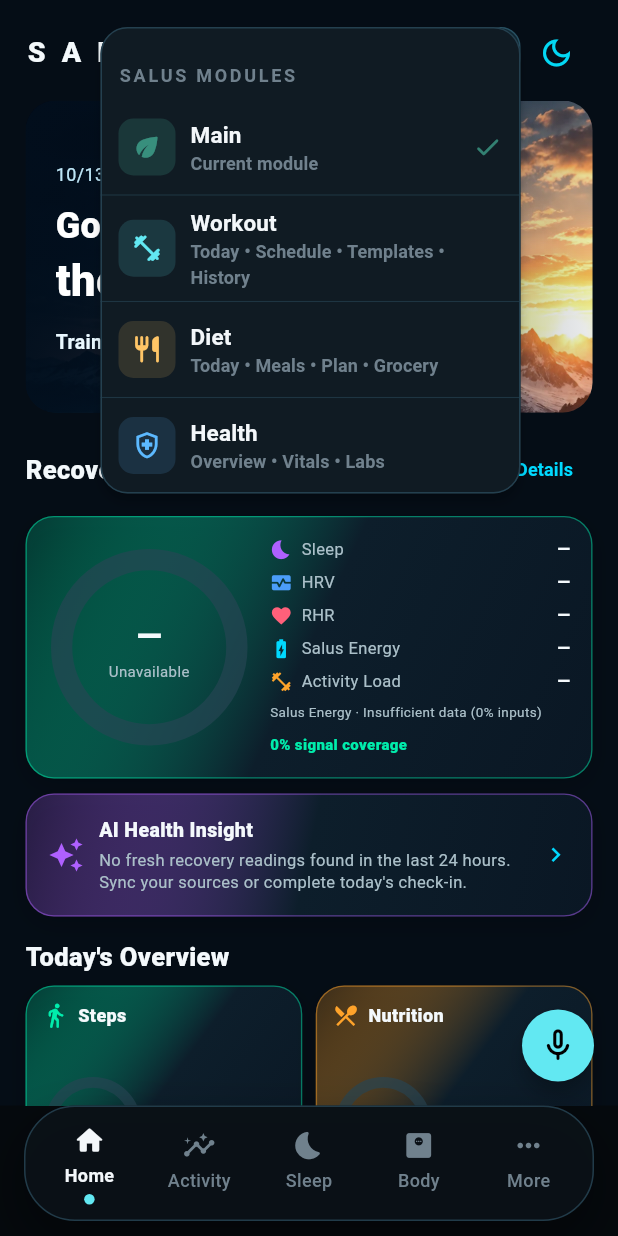
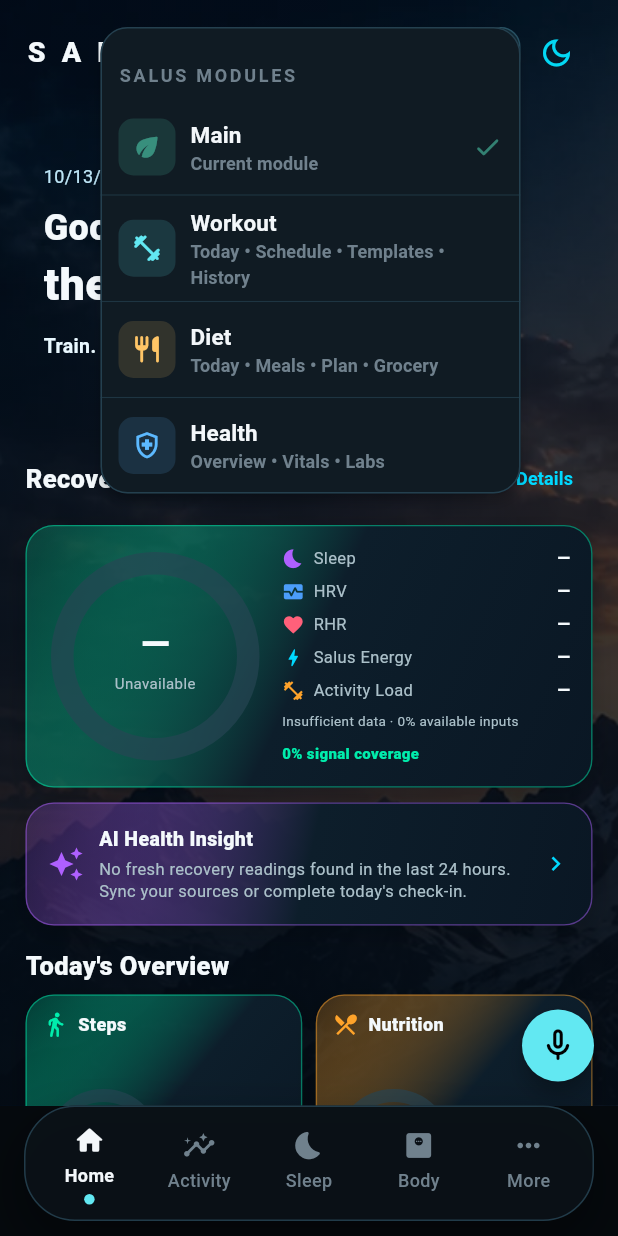
Before and after one commit to rustnrum/HealthyMe-Beta, a Flutter app: the HomeShell screen opened directly, after a tap on "Modules", on a phone screen of 412 x 824 dp. Run offline on Flutter 3.47's test engine with Material 3 defaults, Android fonts, the phone set to English and light mode, and no system bars; our stand-ins replace fl_chart, flutter_riverpod, flutter_secure_storage, flutter_tts, image_picker, permission_handler and 2 more; missing offline and left inert: health, jose, mobile_scanner; accounts and stored records are empty.

Commit message:
Healthy Me Beta v0.10 source hub

```diff
--- a/lib/screens/premium/salus_health_77.dart
+++ b/lib/screens/premium/salus_health_77.dart
@@ -102,7 +102,7 @@ class _SalusHealth77State extends ConsumerState<SalusHealth77>{
           const SizedBox(width:10),Expanded(child:Column(
             crossAxisAlignment:CrossAxisAlignment.start,children:[
               Text('Salus Energy',style:TextStyle(color:S77.ink,fontWeight:FontWeight.w800)),
-              Text('Experimental daily estimate · not Garmin Body Battery',
+              Text('Experimental estimate · sleep & heart trends',
                 style:TextStyle(color:S77.sub,fontSize:10)),
               Text(energy.quality,style:TextStyle(color:S77.dim,fontSize:10)),
           ])),Text(energy.score==null?'—':'${energy.score} / 100',
--- a/lib/screens/premium/salus_home_77.dart
+++ b/lib/screens/premium/salus_home_77.dart
@@ -4,7 +4,6 @@ import 'package:flutter_riverpod/flutter_riverpod.dart';
 import 'package:shared_preferences/shared_preferences.dart';
 import '../../services/recovery_service.dart';
 import '../../services/salus_energy_service.dart';
-import '../../services/direct_metric_service.dart';
 import '../../services/home_insight_service.dart';
 import '../../state/app_state.dart';
 import '../../state/diet_log_state.dart';
@@ -19,20 +18,7 @@ class SalusHome77 extends ConsumerStatefulWidget {
 }
 class _SalusHome77State extends ConsumerState<SalusHome77> {
   double? _calorieGoal;
-  DirectMetricSample? _deviceBodyBattery;
-  @override void initState(){super.initState();SalusAppearance.load();_loadTarget();_loadBattery();}
-  Future<void> _loadBattery() async {
-    try {
-      final records = await const DirectMetricService().loadSamples();
-      final now = DateTime.now();
-      final values = records.where((s) => s.metric == 'Body battery' &&
-          s.value.isFinite && s.value >= 1 && s.value <= 100 &&
-          !s.capturedAt.isAfter(now) &&
-          now.difference(s.capturedAt) <= const Duration(hours: 12)).toList()
-        ..sort((a,b) => a.capturedAt.compareTo(b.capturedAt));
-      if (mounted) setState(() => _deviceBodyBattery = values.isEmpty ? null : values.last);
-    } catch (_) { /* Device-only telemetry must not block Home. */ }
-  }
+  @override void initState(){super.initState();SalusAppearance.load();_loadTarget();}
   Future<void> _loadTarget() async {
     try { final p=await SharedPreferences.getInstance();
       final value=p.getDouble('salus_nutrition_target_Calories');
@@ -62,7 +48,7 @@ class _SalusHome77State extends ConsumerState<SalusHome77> {
     final workTarget=app.profile.workoutGoalPerWeek;
     final day='${now.month}/${now.day}/${now.year}';
     return ValueListenableBuilder<bool>(valueListenable:SalusAppearance.light,builder:(context,light,_)=>
-      ColoredBox(color:S77.bg,child:ListView(padding:const EdgeInsets.fromLTRB(17,11,17,40),children:[
+      SalusMountainBackdrop(light:light,child:ListView(padding:const EdgeInsets.fromLTRB(17,11,17,40),children:[
         Row(children:[Expanded(child:Text('S A L U S',style:TextStyle(color:S77.ink,fontSize:19,
           fontWeight:FontWeight.w900,letterSpacing:3))),
           HealthyMeModuleMenuButton(iconColor:S77.ink,showLabel:true,lightSurface:light,current:HealthyMeModule.fitness,
@@ -72,30 +58,23 @@ class _SalusHome77State extends ConsumerState<SalusHome77> {
               case HealthyMeModule.diet:Navigator.of(context).pushNamed('/diet');break;
               case HealthyMeModule.health:Navigator.of(context).pushNamed('/health');break;
             }}),const PremiumThemeButton()]),
-        const SizedBox(height:8),ClipRRect(borderRadius:BorderRadius.circular(20),
-          child:SizedBox(height:208,child:Stack(fit:StackFit.expand,children:[
-            Image.asset('assets/premium/salus_mountain_79.webp',fit:BoxFit.cover,
-              alignment:Alignment.centerRight),
-            DecoratedBox(decoration:BoxDecoration(gradient:LinearGradient(
-              begin:Alignment.centerLeft,end:Alignment.centerRight,
-              colors:[const Color(0xea020f1d),const Color(0x88031323),const Color(0x14031323)]))),
-            Padding(padding:const EdgeInsets.fromLTRB(20,18,12,16),child:Column(
-              crossAxisAlignment:CrossAxisAlignment.start,
-              mainAxisAlignment:MainAxisAlignment.center,children:[
-                Text(day,style:const TextStyle(color:Color(0xffbde5f6),fontSize:12)),
-                const SizedBox(height:9),
-                Text('Good ${now.hour<12?'morning':now.hour<17?'afternoon':'evening'},',
-                  style:const TextStyle(color:Colors.white,fontSize:24,fontWeight:FontWeight.w800)),
-                Text(name,style:const TextStyle(color:Colors.white,fontSize:29,fontWeight:FontWeight.w900)),
-                const SizedBox(height:10),
-                const Text('Train. Recover. Live better.',
-                  style:TextStyle(color:Color(0xffe9f8ff),fontSize:13,fontWeight:FontWeight.w600)),
-              ])),
+        const SizedBox(height:12),SizedBox(height:210,child:Padding(
+          padding:const EdgeInsets.fromLTRB(12,10,10,14),child:Column(
+          crossAxisAlignment:CrossAxisAlignment.start,
+          mainAxisAlignment:MainAxisAlignment.center,children:[
+            Text(day,style:TextStyle(color:light?S77.sub:const Color(0xffbde5f6),fontSize:12)),
+            const SizedBox(height:9),
+            Text('Good ${now.hour<12?'morning':now.hour<17?'afternoon':'evening'},',
+              style:TextStyle(color:S77.ink,fontSize:24,fontWeight:FontWeight.w800)),
+            Text(name,style:TextStyle(color:S77.ink,fontSize:30,fontWeight:FontWeight.w900)),
+            const SizedBox(height:10),
+            Text('Train. Recover. Live better.',
+              style:TextStyle(color:light?S77.sub:const Color(0xffe9f8ff),fontSize:13,fontWeight:FontWeight.w600)),
           ]))),
         const SizedBox(height:14),S77Section('Recovery Score',action:'Details',onTap:()=>Navigator.pushNamed(context,'/recovery')),
         const SizedBox(height:7),S77Surface(accent:S77.green,onTap:()=>Navigator.pushNamed(context,'/recovery'),
           child:Row(children:[
-            S77Arc(size:135,center:rec.score?.toString()??'—',
+            S77Arc(size:143,center:rec.score?.toString()??'—',
               caption:rec.score==null?'Unavailable':rec.label,
               segments:rec.score==null?const []:[
                 (value:rec.score!.toDouble(),color:S77.green),
@@ -107,16 +86,11 @@ class _SalusHome77State extends ConsumerState<SalusHome77> {
                 h.hrvMs==null?'—':'${h.hrvMs!.round()} ms'),
               const SizedBox(height:7),_signal(Icons.favorite,S77.red,'RHR',
                 h.restingHeartRate==null?'—':'${h.restingHeartRate!.round()} bpm'),
-              const SizedBox(height:7),_signal(Icons.battery_charging_full,S77.cyan,
-                _deviceBodyBattery==null?'Salus Energy':'Body Battery',
-                _deviceBodyBattery==null
-                  ? (energy.score==null?'—':'${energy.score} est.')
-                  : '${_deviceBodyBattery!.value.round()}'),
+              const SizedBox(height:7),_signal(Icons.bolt_rounded,S77.cyan,'Salus Energy',
+                energy.score==null?'—':'${energy.score} est.'),
               const SizedBox(height:7),_signal(Icons.fitness_center,S77.orange,'Activity Load',
                 training.reading??(training.score==null?'—':'${training.score} / 100')),
-              const SizedBox(height:7),Text(_deviceBodyBattery!=null
-                ? 'Device reading · ${_deviceBodyBattery!.deviceName}'
-                : 'Salus Energy · ${energy.quality} (${energy.coverage}% inputs)',
+              const SizedBox(height:7),Text('${energy.quality} · ${energy.coverage}% available inputs',
                 maxLines:2,overflow:TextOverflow.ellipsis,
                 style:TextStyle(color:S77.sub,fontSize:9)),
               const SizedBox(height:8),Text('${rec.confidence}% signal coverage',
@@ -168,6 +142,6 @@ class _SalusHome77State extends ConsumerState<SalusHome77> {
     S77Surface(onTap:()=>Navigator.pushNamed(context,route),padding:const EdgeInsets.all(10),
       child:Column(crossAxisAlignment:CrossAxisAlignment.start,children:[
         Text(label,style:TextStyle(color:S77.ink,fontWeight:FontWeight.w800,fontSize:12)),
-        const SizedBox(height:5),PremiumLineChart(values:values,color:color,height:108,unit:unit),
+        const SizedBox(height:5),unit=='bpm' ? S77RestingHeartChart(values:values,height:108,color:color) : PremiumLineChart(values:values,color:color,height:108,unit:unit),
       ]));
 }
--- a/lib/services/salus_energy_service.dart
+++ b/lib/services/salus_energy_service.dart
@@ -158,7 +158,7 @@ class SalusEnergyService {
       quality: 'Provisional estimate',
       used: used,
       missing: missing,
-      explanation: 'Experimental daily energy estimate, not Garmin Body Battery or a medical measure. '
+      explanation: 'Experimental daily estimate, not a medical measure. '
           'It does not reproduce Garmin\'s continuous charging and draining.',
     );
   }
--- a/lib/widgets/salus77_design.dart
+++ b/lib/widgets/salus77_design.dart
@@ -19,6 +19,26 @@ class S77 {
   static Color get red => SalusV.red;
   static Color get surface => SalusV.lightMode ? const Color(0xffe5f0f7) : const Color(0xff0a1724);
   static const double gutter = 17;
+}
+
+/// A full-screen scene behind the entire Home page, including its cards.
+/// Never blocks scrolling, taps, or existing module selection.
+class SalusMountainBackdrop extends StatelessWidget {
+  const SalusMountainBackdrop({super.key,required this.child,required this.light});
+  final Widget child;
+  final bool light;
+  @override Widget build(BuildContext context)=>Stack(fit:StackFit.expand,children:[
+    ColoredBox(color:S77.bg),
+    Positioned.fill(child:Opacity(opacity:light?0.34:0.83,
+      child:Image.asset('assets/premium/salus_mountain_79.webp',
+        fit:BoxFit.cover,alignment:Alignment.topCenter))),
+    Positioned.fill(child:DecoratedBox(decoration:BoxDecoration(
+      gradient:LinearGradient(begin:Alignment.topCenter,end:Alignment.bottomCenter,
+        stops:const [0.0,0.38,1.0],
+        colors:light?[const Color(0x9cf4f8fc),const Color(0xcaf4f8fc),const Color(0xf1f4f8fc)]:
+          [const Color(0x67030d18),const Color(0xa5050d18),const Color(0xe8040b13)])))),
+    child,
+  ]);
 }
 
 class S77Surface extends StatelessWidget {
@@ -115,20 +135,21 @@ class S77RingTile extends StatelessWidget {
   final VoidCallback? onTap;
   @override Widget build(BuildContext context) {
     final progress=fraction==null?null:fraction!.clamp(0.0,1.0).toDouble();
-    return S77Surface(accent:color,onTap:onTap,padding:const EdgeInsets.all(11),child:SizedBox(height:116,
+    final ringDiameter=MediaQuery.sizeOf(context).width<392?74.0:82.0;
+    return S77Surface(accent:color,onTap:onTap,padding:const EdgeInsets.all(11),child:SizedBox(height:132,
       child:Column(crossAxisAlignment:CrossAxisAlignment.start,children:[
         Row(children:[Icon(icon,color:color,size:18),const SizedBox(width:6),
           Expanded(child:Text(label,maxLines:1,overflow:TextOverflow.ellipsis,
             style:TextStyle(color:S77.ink,fontWeight:FontWeight.w800,fontSize:12)))]),
         const Spacer(),Row(children:[
-          S77Arc(size:68,center:progress==null?'—':'${(progress*100).round()}%',
+          S77Arc(size:ringDiameter,center:progress==null?'—':'${(progress*100).round()}%',
             caption:progress==null?'No goal':'of goal',
             segments:progress==null?const []:[
               (value:progress*100,color:color),
               (value:(1-progress)*100,color:S77.edge)]),
-          const SizedBox(width:9),Expanded(child:Column(crossAxisAlignment:CrossAxisAlignment.start,children:[
+          const SizedBox(width:6),Expanded(child:Column(crossAxisAlignment:CrossAxisAlignment.start,children:[
             Text(value,maxLines:1,overflow:TextOverflow.ellipsis,
-              style:TextStyle(color:S77.ink,fontWeight:FontWeight.w900,fontSize:19)),
+              style:TextStyle(color:S77.ink,fontWeight:FontWeight.w900,fontSize:16)),
             if(detail!=null)Text(detail!,maxLines:2,overflow:TextOverflow.ellipsis,
               style:TextStyle(color:S77.sub,fontSize:10,height:1.35))])),
         ]),
@@ -145,8 +166,8 @@ class S77Arc extends StatelessWidget {
   @override Widget build(BuildContext context)=>SizedBox(width:size,height:size,child:Stack(alignment:Alignment.center,children:[
     CustomPaint(size:Size.square(size),painter:_S77ArcPainter(segments,S77.edge.withValues(alpha:.65))),
     Column(mainAxisSize:MainAxisSize.min,children:[
-      Text(center,style:TextStyle(fontSize:size>140?29:22,fontWeight:FontWeight.w900,color:S77.ink)),
-      const SizedBox(height:2),Text(caption,textAlign:TextAlign.center,style:TextStyle(fontSize:10,color:S77.sub))])
+      Text(center,style:TextStyle(fontSize:size>140?25:size>100?21:16,fontWeight:FontWeight.w900,color:S77.ink)),
+      const SizedBox(height:2),Text(caption,textAlign:TextAlign.center,style:TextStyle(fontSize:size>100?10:9,color:S77.sub))])
   ]));
 }
 class _S77ArcPainter extends CustomPainter {
@@ -168,6 +189,56 @@ class _S77ArcPainter extends CustomPainter {
   }
   @override bool shouldRepaint(covariant _S77ArcPainter o)=>o.data!=data||o.track!=track;
 }
+
+/// Recorded resting heart rate only. Each point is an observed daily value;
+/// the y-axis is an expanded bpm range rather than exaggerated auto-zoom.
+class S77RestingHeartChart extends StatelessWidget {
+  const S77RestingHeartChart({super.key,required this.values,this.height=120,this.color=const Color(0xffff607a)});
+  final List<double?> values;
+  final double height;
+  final Color color;
+  @override Widget build(BuildContext context) {
+    final usable=values.whereType<double>().where((v)=>v.isFinite&&v>=30&&v<=180).toList();
+    if(usable.length<2)return SizedBox(height:height,child:Center(child:Text(
+      'More recorded days needed for a trend',style:TextStyle(color:S77.sub,fontSize:11))));
+    return SizedBox(height:height,child:CustomPaint(painter:_S77RestingHeartPainter(usable,color,S77.edge,S77.sub)));
+  }
+}
+class _S77RestingHeartPainter extends CustomPainter {
+  _S77RestingHeartPainter(this.values,this.accent,this.grid,this.ink);
+  final List<double> values;
+  final Color accent,grid,ink;
+  @override void paint(Canvas c,Size s){
+    if(values.length<2||s.width<=52||s.height<=28)return;
+    final lowRaw=values.reduce(math.min),highRaw=values.reduce(math.max);
+    var low=((lowRaw-5)/5).floorToDouble()*5;
+    var high=((highRaw+5)/5).ceilToDouble()*5;
+    if(high-low<15){final center=(high+low)/2;low=center-7.5;high=center+7.5;}
+    final left=31.0,right=s.width-7.0,top=9.0,bottom=s.height-17.0;
+    final width=right-left,height=bottom-top;
+    if(width<=0||height<=0)return;
+    for(var i=0;i<=3;i++){
+      final y=top+height*i/3;
+      c.drawLine(Offset(left,y),Offset(right,y),Paint()..color=grid.withValues(alpha:.55)..strokeWidth=.8);
+      final bpm=(high-(high-low)*i/3).round().toString();
+      final tp=TextPainter(text:TextSpan(text:bpm,style:TextStyle(color:ink,fontSize:9)),textDirection:TextDirection.ltr)..layout();
+      tp.paint(c,Offset(1,y-tp.height/2));
+    }
+    final points=<Offset>[];
+    for(var i=0;i<values.length;i++){
+      final x=left+width*i/(values.length-1);
+      final y=bottom-(values[i]-low)/(high-low)*height;
+      points.add(Offset(x,y));
+    }
+    final path=Path()..moveTo(points.first.dx,points.first.dy);
+    for(final point in points.skip(1)){path.lineTo(point.dx,point.dy);}
+    c.drawPath(path,Paint()..color=accent..style=PaintingStyle.stroke..strokeWidth=2.4..strokeCap=StrokeCap.round..strokeJoin=StrokeJoin.round);
+    for(final point in points){c.drawCircle(point,3.2,Paint()..color=accent);}
+  }
+  @override bool shouldRepaint(covariant _S77RestingHeartPainter old)=>
+    old.values!=values||old.accent!=accent||old.grid!=grid||old.ink!=ink;
+}
+
 class S77Progress extends StatelessWidget {
   const S77Progress({super.key,required this.label,required this.color,this.value,this.target,this.unit='g'});
   final String label,unit;
--- a/pubspec.yaml
+++ b/pubspec.yaml
@@ -1,7 +1,7 @@
 name: healthy_me
 description: Salus by Rust N Rum - a personal health journal and body command center.
 publish_to: 'none'
-version: 0.21.41+79
+version: 0.21.42+80
 environment:
   sdk: '>=3.12.0 <4.0.0'
 
```
Also changed, not shown: 10 other files.
